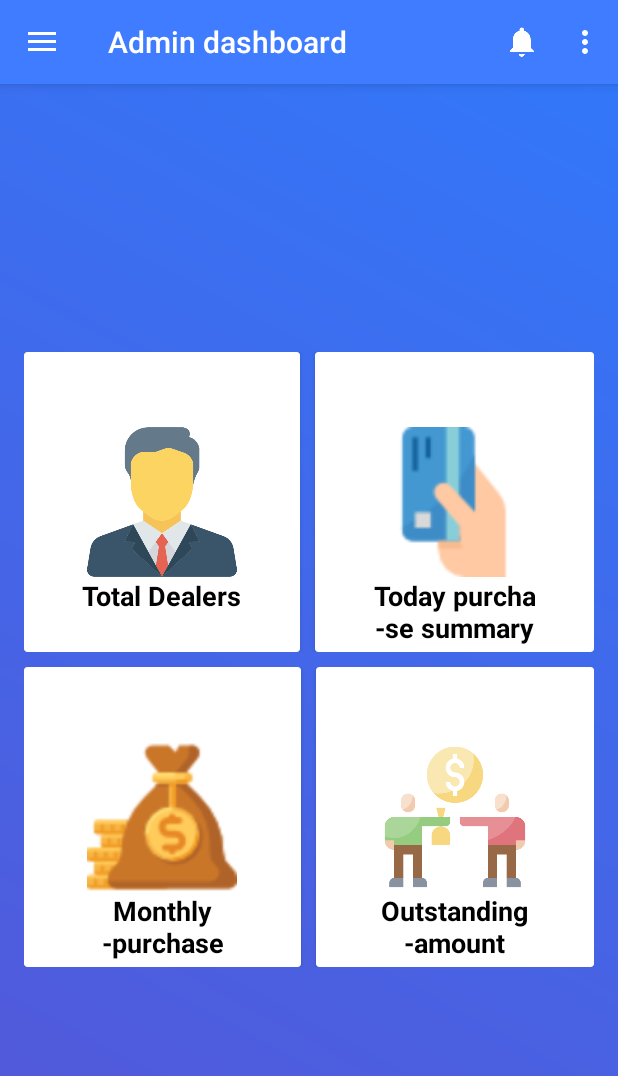
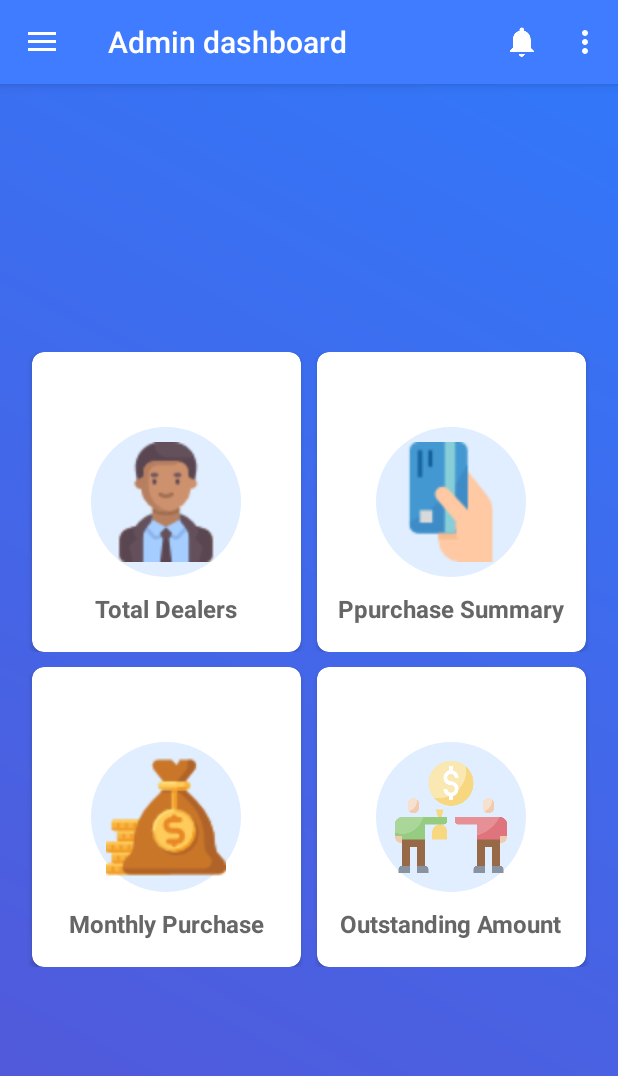
Before and after one commit to aamku/Aamku_connect, an Android app: the screen it shows after launch once a user with an empty profile is signed in (Dashboard), on a phone screen of 412 x 824 dp. Shown: the top 1076 px of the screen. Run offline under Robolectric (Android 15) with nearby library versions, the phone set to English and light mode, and no system bars; our stand-ins replace Firebase (no records; nobody signed in at launch, a user with empty details on screens opened directly); 1 statement that could not run was skipped.

Commit message:
Deshboard Design

```diff
--- a/app/src/main/res/layout/first_fragment.xml
+++ b/app/src/main/res/layout/first_fragment.xml
@@ -34,9 +34,11 @@
            android:orientation="horizontal">
 
            <androidx.cardview.widget.CardView
-               android:layout_width="wrap_content"
+               android:layout_width="match_parent"
                android:layout_height="200dp"
-               android:layout_marginRight="10dp"
+               android:layout_marginLeft="5dp"
+               android:layout_marginRight="5dp"
+               app:cardCornerRadius="8dp"
                android:id="@+id/dealersCard"
                android:layout_weight="1">
 
@@ -47,7 +49,9 @@
                    <ImageView
                        android:layout_width="100dp"
                        android:layout_height="100dp"
-                       android:src="@drawable/manager"
+                       android:background="@drawable/cercle"
+                       android:padding="10dp"
+                       android:src="@drawable/man"
                        android:id="@+id/boss"
                        android:layout_centerInParent="true"/>
 
@@ -56,9 +60,10 @@
                        android:layout_height="wrap_content"
                        android:layout_below="@+id/boss"
                        android:layout_centerHorizontal="true"
-                       android:textSize="18dp"
+                       android:textSize="16dp"
                        android:textStyle="bold"
-                       android:textColor="#000"
+                       android:textColor="#666"
+                       android:layout_marginTop="10dp"
                        android:text="Total Dealers"/>
 
                </RelativeLayout>
@@ -66,8 +71,11 @@
            </androidx.cardview.widget.CardView>
 
            <androidx.cardview.widget.CardView
-               android:layout_width="wrap_content"
+               android:layout_width="match_parent"
                android:layout_height="200dp"
+               android:layout_marginLeft="5dp"
+               android:layout_marginRight="5dp"
+               app:cardCornerRadius="8dp"
                android:layout_weight="1"
                android:id="@+id/todayPurchase">
 
@@ -78,6 +86,8 @@
                    <ImageView
                        android:layout_width="100dp"
                        android:layout_height="100dp"
+                       android:background="@drawable/cercle"
+                       android:padding="10dp"
                        android:src="@drawable/card"
                        android:id="@+id/todayPur"
                        android:layout_centerInParent="true"/>
@@ -87,11 +97,11 @@
                        android:layout_height="wrap_content"
                        android:layout_below="@+id/todayPur"
                        android:layout_centerHorizontal="true"
-                       android:textSize="18dp"
-                       android:gravity="center"
+                       android:textSize="16dp"
                        android:textStyle="bold"
-                       android:textColor="#000"
-                       android:text="Today purcha\n-se summary"/>
+                       android:textColor="#666"
+                       android:layout_marginTop="10dp"
+                       android:text="Ppurchase Summary"/>
 
                </RelativeLayout>
 
@@ -107,11 +117,13 @@
             android:layout_marginTop="10dp">
 
             <androidx.cardview.widget.CardView
-                android:layout_width="wrap_content"
+                android:layout_width="match_parent"
                 android:layout_height="200dp"
+                android:layout_marginLeft="5dp"
+                android:layout_marginRight="5dp"
+                app:cardCornerRadius="8dp"
                 android:layout_weight="1"
-                android:id="@+id/monthlyPurchase"
-                android:layout_marginRight="10dp">
+                android:id="@+id/monthlyPurchase">
 
                 <RelativeLayout
                     android:layout_width="match_parent"
@@ -120,6 +132,8 @@
                     <ImageView
                         android:layout_width="100dp"
                         android:layout_height="100dp"
+                        android:background="@drawable/cercle"
+                        android:padding="10dp"
                         android:src="@drawable/money"
                         android:id="@+id/monthPur"
                         android:layout_centerInParent="true"/>
@@ -129,19 +143,22 @@
                         android:layout_height="wrap_content"
                         android:layout_below="@+id/monthPur"
                         android:layout_centerHorizontal="true"
-                        android:textSize="18dp"
-                        android:gravity="center"
+                        android:textSize="16dp"
                         android:textStyle="bold"
-                        android:textColor="#000"
-                        android:text="Monthly\n-purchase"/>
+                        android:textColor="#666"
+                        android:layout_marginTop="10dp"
+                        android:text="Monthly Purchase"/>
 
                 </RelativeLayout>
 
             </androidx.cardview.widget.CardView>
 
             <androidx.cardview.widget.CardView
-                android:layout_width="wrap_content"
+                android:layout_width="match_parent"
                 android:layout_height="200dp"
+                android:layout_marginLeft="5dp"
+                android:layout_marginRight="5dp"
+                app:cardCornerRadius="8dp"
                 android:id="@+id/outstandingCard"
                 android:layout_weight="1">
 
@@ -152,6 +169,8 @@
                     <ImageView
                         android:layout_width="100dp"
                         android:layout_height="100dp"
+                        android:background="@drawable/cercle"
+                        android:padding="10dp"
                         android:src="@drawable/bribe"
                         android:id="@+id/outstanding"
                         android:layout_centerInParent="true"/>
@@ -161,11 +180,11 @@
                         android:layout_height="wrap_content"
                         android:layout_below="@+id/outstanding"
                         android:layout_centerHorizontal="true"
-                        android:textSize="18dp"
-                        android:gravity="center"
+                        android:textSize="16dp"
                         android:textStyle="bold"
-                        android:textColor="#000"
-                        android:text="Outstanding\n-amount"/>
+                        android:textColor="#666"
+                        android:layout_marginTop="10dp"
+                        android:text="Outstanding Amount"/>
 
                 </RelativeLayout>
 
@@ -188,7 +207,10 @@
         <androidx.cardview.widget.CardView
             android:layout_width="200dp"
             android:layout_height="200dp"
-            android:layout_marginBottom="10dp"
+            android:layout_marginLeft="5dp"
+            android:layout_marginRight="5dp"
+            app:cardCornerRadius="8dp"
+            android:layout_marginBottom="5dp"
             android:id="@+id/retailCard"
             android:layout_gravity="center_horizontal">
 
@@ -199,7 +221,9 @@
                 <ImageView
                     android:layout_width="100dp"
                     android:layout_height="100dp"
-                    android:src="@drawable/man"
+                    android:background="@drawable/cercle"
+                    android:padding="10dp"
+                    android:src="@drawable/retailer"
                     android:id="@+id/man"
                     android:layout_centerInParent="true"/>
 
@@ -208,9 +232,10 @@
                     android:layout_height="wrap_content"
                     android:layout_below="@+id/man"
                     android:layout_centerHorizontal="true"
-                    android:textSize="18dp"
+                    android:textSize="16dp"
                     android:textStyle="bold"
-                    android:textColor="#000"
+                    android:textColor="#666"
+                    android:layout_marginTop="10dp"
                     android:text="Retailer Management"/>
 
 
@@ -221,6 +246,10 @@
         <androidx.cardview.widget.CardView
             android:layout_width="200dp"
             android:layout_height="200dp"
+            android:layout_marginLeft="5dp"
+            android:layout_marginRight="5dp"
+            app:cardCornerRadius="8dp"
+            android:layout_marginTop="5dp"
             android:id="@+id/orderCard"
             android:layout_gravity="center_horizontal">
 
@@ -231,6 +260,8 @@
             <ImageView
                 android:layout_width="100dp"
                 android:layout_height="100dp"
+                android:background="@drawable/cercle"
+                android:padding="10dp"
                 android:id="@+id/relImg"
                 android:src="@drawable/relationship"
                 android:layout_centerInParent="true"/>
@@ -240,9 +271,10 @@
                     android:layout_height="wrap_content"
                     android:layout_below="@+id/relImg"
                     android:layout_centerHorizontal="true"
-                    android:textSize="18dp"
+                    android:textSize="16dp"
                     android:textStyle="bold"
-                    android:textColor="#000"
+                    android:textColor="#666"
+                    android:layout_marginTop="10dp"
                     android:text="Order Management"/>
 
             </RelativeLayout>
```
